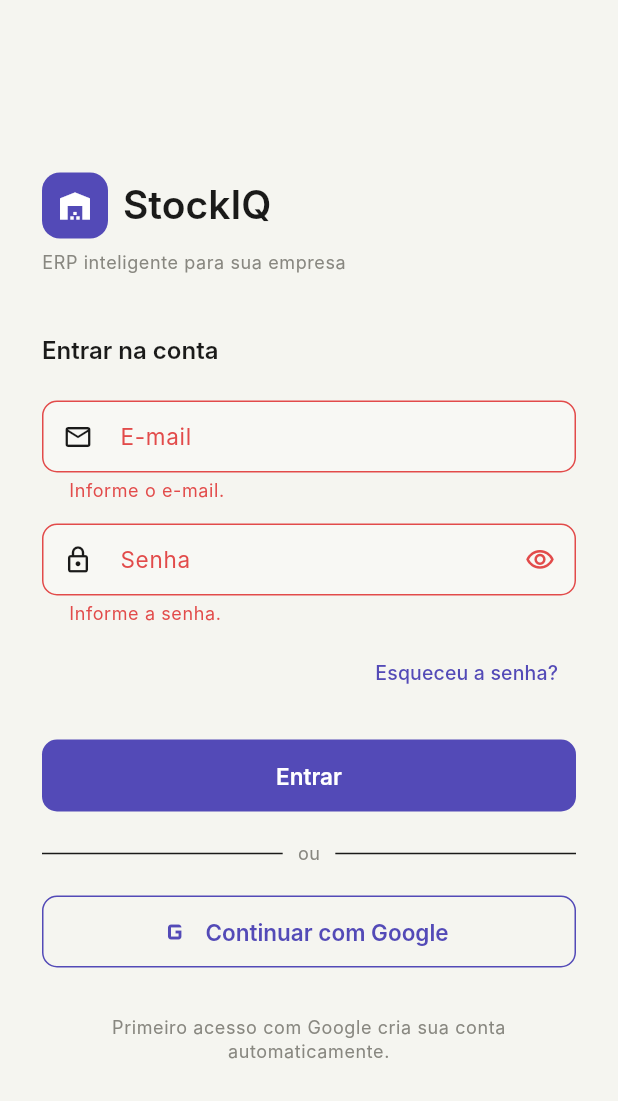
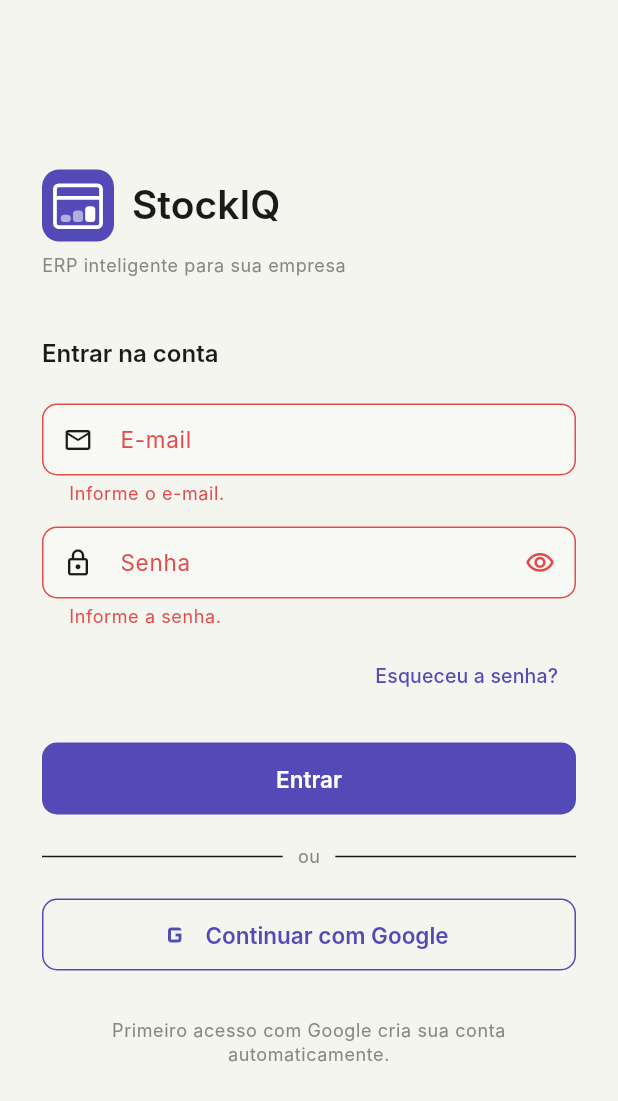
Before and after one commit to jaozsf/sistema-istoke, a Flutter app: the screen it shows after launch, after a tap on "Entrar", on a phone screen of 412 x 824 dp. Shown: the top 1101 px of the screen. Run offline on Flutter 3.47's test engine with Material 3 defaults, Android fonts, the phone set to English and light mode, and no system bars; our stand-ins replace dio, firebase_auth, firebase_core, firebase_messaging, flutter_local_notifications, flutter_riverpod and 8 more; missing offline and left inert: dart:html, mobile_scanner; accounts and stored records are empty; generated files the repository leaves out were written again; network calls fail; Roboto replaces fonts that are missing (Inter); project files that could hold a hidden picture were left out.

Commit message:
feat: plataforma Android/iOS completa, icone proprio, tema claro/escuro
- android/ e ios/ estavam incompletos no repo (faltava Gradle inteiro,
  Xcode project, MainActivity) -- nunca dava pra compilar mobile.
  Regenerado com flutter create, google-services.json configurado
  (projeto istoke-b9ba9), core library desugaring ativado (exigido pelo
  flutter_local_notifications). APK debug testado e compila.
- main.dart: Firebase.initializeApp so passa options explicitas no web;
  Android/iOS leem config nativa sozinhos
- icone proprio do app (caixa com barras de estoque/lucro dentro,
  desenhado via CustomPainter, sem depender de icone de biblioteca) --
  aplicado em favicon, PWA e launcher icon (Android/iOS) via
  flutter_launcher_icons
- AppLogo aceita cor (background/foreground) e tem variante .mono
- tema claro/escuro/sistema selecionavel no menu de conta, persistido

```diff
--- /dev/null
+++ b/stockiq-flutter/lib/core/providers/theme_provider.dart
@@ -0,0 +1,30 @@
+import 'package:flutter/material.dart';
+import 'package:flutter_riverpod/flutter_riverpod.dart';
+import 'package:shared_preferences/shared_preferences.dart';
+import '../constants/app_constants.dart';
+
+class ThemeModeNotifier extends StateNotifier<ThemeMode> {
+  ThemeModeNotifier() : super(ThemeMode.system) {
+    _load();
+  }
+
+  Future<void> _load() async {
+    final prefs = await SharedPreferences.getInstance();
+    final saved = prefs.getString(AppConstants.themeKey);
+    state = switch (saved) {
+      'light' => ThemeMode.light,
+      'dark' => ThemeMode.dark,
+      _ => ThemeMode.system,
+    };
+  }
+
+  Future<void> setMode(ThemeMode mode) async {
+    state = mode;
+    final prefs = await SharedPreferences.getInstance();
+    await prefs.setString(AppConstants.themeKey, mode.name);
+  }
+}
+
+final themeModeProvider = StateNotifierProvider<ThemeModeNotifier, ThemeMode>(
+  (ref) => ThemeModeNotifier(),
+);
--- a/stockiq-flutter/lib/features/auth/login_screen.dart
+++ b/stockiq-flutter/lib/features/auth/login_screen.dart
@@ -3,6 +3,7 @@ import 'package:flutter_riverpod/flutter_riverpod.dart';
 import 'package:go_router/go_router.dart';
 import '../../core/providers/auth_provider.dart';
 import '../../core/theme/app_theme.dart';
+import '../../shared/widgets/app_widgets.dart';
 
 class LoginScreen extends ConsumerStatefulWidget {
   const LoginScreen({super.key});
@@ -90,15 +91,8 @@ class _LoginScreenState extends ConsumerState<LoginScreen> {
                   // Logo
                   Row(
                     children: [
-                      Container(
-                        width: 44, height: 44,
-                        decoration: BoxDecoration(
-                          color: AppTheme.primary,
-                          borderRadius: BorderRadius.circular(12),
-                        ),
-                        child: const Icon(Icons.warehouse, color: Colors.white, size: 24),
-                      ),
-                      const SizedBox(width: 10),
+                      const AppLogo(size: 48),
+                      const SizedBox(width: 12),
                       Text('StockIQ', style: theme.textTheme.headlineMedium?.copyWith(fontSize: 26)),
                     ],
                   ),
--- a/stockiq-flutter/lib/main.dart
+++ b/stockiq-flutter/lib/main.dart
@@ -4,6 +4,7 @@ import 'package:flutter/services.dart';
 import 'package:flutter_riverpod/flutter_riverpod.dart';
 import 'package:firebase_core/firebase_core.dart';
 import 'package:intl/date_symbol_data_local.dart';
+import 'core/providers/theme_provider.dart';
 import 'core/router.dart';
 import 'core/theme/app_theme.dart';
 import 'core/services/notification_service.dart';
@@ -46,8 +47,10 @@ void main() async {
   // lanca LocaleDataException e o widget quebra em silencio (tela cinza)
   await initializeDateFormatting('pt_BR', null);
 
-  // Firebase
-  await Firebase.initializeApp(options: DefaultFirebaseOptions.web);
+  // Firebase — web precisa das options explícitas (sem arquivo nativo pra
+  // ler). Android/iOS lêem sozinhos de google-services.json/
+  // GoogleService-Info.plist, não passa nada aqui.
+  await Firebase.initializeApp(options: kIsWeb ? DefaultFirebaseOptions.web : null);
 
   // Notificações push (web: precisa de firebase-messaging-sw.js + VAPID key
   // que nao existem nesse projeto ainda -- getToken() trava esperando o
@@ -74,13 +77,14 @@ class StockIQApp extends ConsumerWidget {
   @override
   Widget build(BuildContext context, WidgetRef ref) {
     final router = ref.watch(routerProvider);
+    final themeMode = ref.watch(themeModeProvider);
 
     return MaterialApp.router(
       title: 'StockIQ',
       debugShowCheckedModeBanner: false,
       theme:      AppTheme.light,
       darkTheme:  AppTheme.dark,
-      themeMode:  ThemeMode.system,
+      themeMode:  themeMode,
       routerConfig: router,
       builder: (context, child) {
         // Aplica escala de texto fixa (evita quebras de layout)
--- a/stockiq-flutter/lib/shared/widgets/app_widgets.dart
+++ b/stockiq-flutter/lib/shared/widgets/app_widgets.dart
@@ -1,6 +1,99 @@
 import 'package:flutter/material.dart';
 import 'package:shimmer/shimmer.dart';
 import '../../core/theme/app_theme.dart';
+
+// ── Logo do app ───────────────────────────────────────────────────────────────
+
+/// Pictograma próprio: silhueta de caixa (o produto físico) com as barras
+/// de estoque/lucro dentro dela (o dado que o sistema mostra). Fundo
+/// chapado, sem gradiente/brilho/badge colado.
+///
+/// [background] e [foreground] controlam a cor — por padrão roxo com
+/// traço branco. Use [AppLogo.mono] pra versão preta ou branca sem fundo
+/// (favicon, impressão, superfícies escuras/claras).
+class AppLogo extends StatelessWidget {
+  final double size;
+  final Color background;
+  final Color foreground;
+
+  const AppLogo({
+    super.key,
+    this.size = 48,
+    this.background = AppTheme.primary,
+    this.foreground = Colors.white,
+  });
+
+  /// Versão monocromática, sem fundo preenchido — só o traço na cor pedida.
+  /// Ex: `AppLogo.mono(color: Colors.black)` ou `AppLogo.mono(color: Colors.white)`.
+  const AppLogo.mono({super.key, this.size = 48, Color color = Colors.black})
+      : background = Colors.transparent,
+        foreground = color;
+
+  @override
+  Widget build(BuildContext context) {
+    return Container(
+      width: size,
+      height: size,
+      decoration: BoxDecoration(
+        color: background,
+        borderRadius: BorderRadius.circular(size * 0.24),
+      ),
+      child: CustomPaint(
+        size: Size(size, size),
+        painter: _BoxWithBarsPainter(color: foreground),
+      ),
+    );
+  }
+}
+
+class _BoxWithBarsPainter extends CustomPainter {
+  final Color color;
+  _BoxWithBarsPainter({required this.color});
+
+  @override
+  void paint(Canvas canvas, Size s) {
+    final w = s.width, h = s.height;
+
+    // Caixote simples: retângulo arredondado + uma linha de "fita" no
+    // topo. Sem bico de tampa (renderiza mal em ícone pequeno).
+    final left = w * 0.18, right = w * 0.82;
+    final top = h * 0.22, bottom = h * 0.80;
+    final tapeY = top + (bottom - top) * 0.30;
+    final boxRect = RRect.fromRectAndRadius(
+      Rect.fromLTRB(left, top, right, bottom),
+      Radius.circular(w * 0.05),
+    );
+
+    final strokePaint = Paint()
+      ..color = color
+      ..style = PaintingStyle.stroke
+      ..strokeWidth = w * 0.052
+      ..strokeCap = StrokeCap.round;
+
+    canvas.drawRRect(boxRect, strokePaint);
+    canvas.drawLine(Offset(left, tapeY), Offset(right, tapeY), strokePaint);
+
+    // Barras de estoque/lucro dentro da caixa, abaixo da fita.
+    final barPaint = Paint()..style = PaintingStyle.fill;
+    final innerLeft = left + w * 0.08, innerRight = right - w * 0.08;
+    final barWidth = (innerRight - innerLeft - w * 0.06) / 3;
+    final baseline = bottom - h * 0.07;
+    final heights = [h * 0.10, h * 0.16, h * 0.22];
+    var x = innerLeft;
+    for (var i = 0; i < 3; i++) {
+      barPaint.color = color.withValues(alpha: i == 2 ? 1 : 0.55);
+      final rect = RRect.fromRectAndRadius(
+        Rect.fromLTWH(x, baseline - heights[i], barWidth, heights[i]),
+        Radius.circular(barWidth * 0.35),
+      );
+      canvas.drawRRect(rect, barPaint);
+      x += barWidth + w * 0.03;
+    }
+  }
+
+  @override
+  bool shouldRepaint(covariant CustomPainter oldDelegate) => false;
+}
 
 // ── Metric Card ───────────────────────────────────────────────────────────────
 
```
Also changed, not shown: stockiq-flutter/lib/features/dashboard/dashboard_screen.dart (+36 -0 lines), stockiq-flutter/pubspec.yaml (+13 -0 lines), stockiq-flutter/assets/icon/app_icon.png (added), stockiq-flutter/assets/icon/app_icon_fg.png (added), stockiq-flutter/pubspec.lock, 79 other files.
